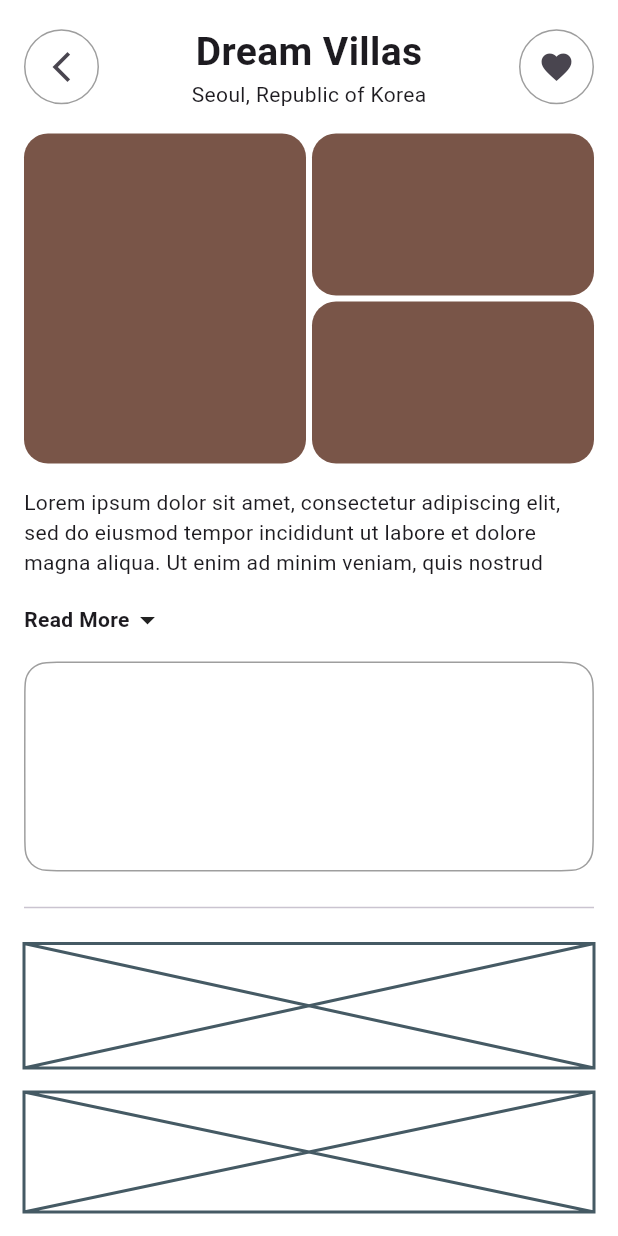
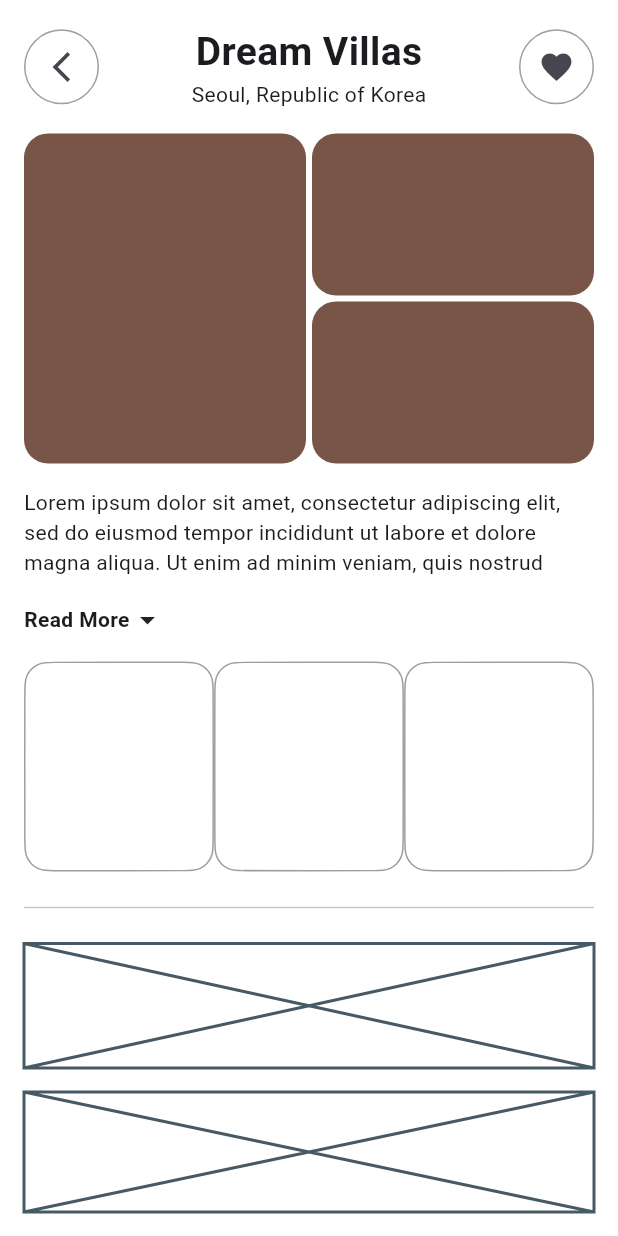
Before and after one commit to JAICHANGPARK/flutter_notebook_chapter_45, a Flutter app: the StayDetailPage screen opened directly, on a phone screen of 412 x 824 dp. Run offline on Flutter 3.47's test engine with Material 3 defaults, Android fonts, the phone set to English and light mode, and no system bars; our stand-ins replace gap, hugeicons, smooth_page_indicator.

Commit message:
Update stay_detail_page.dart

```diff
--- a/lib/ep2261_stay_booking_app/ui/detail/stay_detail_page.dart
+++ b/lib/ep2261_stay_booking_app/ui/detail/stay_detail_page.dart
@@ -131,6 +131,26 @@ class _StayDetailPageState extends State<StayDetailPage> {
                         ),
                       ),
                     ),
+                    Expanded(
+                      child: Container(
+                        decoration: ShapeDecoration(
+                          shape: RoundedSuperellipseBorder(
+                            borderRadius: BorderRadius.circular(16),
+                            side: BorderSide(color: Colors.grey),
+                          ),
+                        ),
+                      ),
+                    ),
+                    Expanded(
+                      child: Container(
+                        decoration: ShapeDecoration(
+                          shape: RoundedSuperellipseBorder(
+                            borderRadius: BorderRadius.circular(16),
+                            side: BorderSide(color: Colors.grey),
+                          ),
+                        ),
+                      ),
+                    ),
                   ],
                 ),
               ),
```
